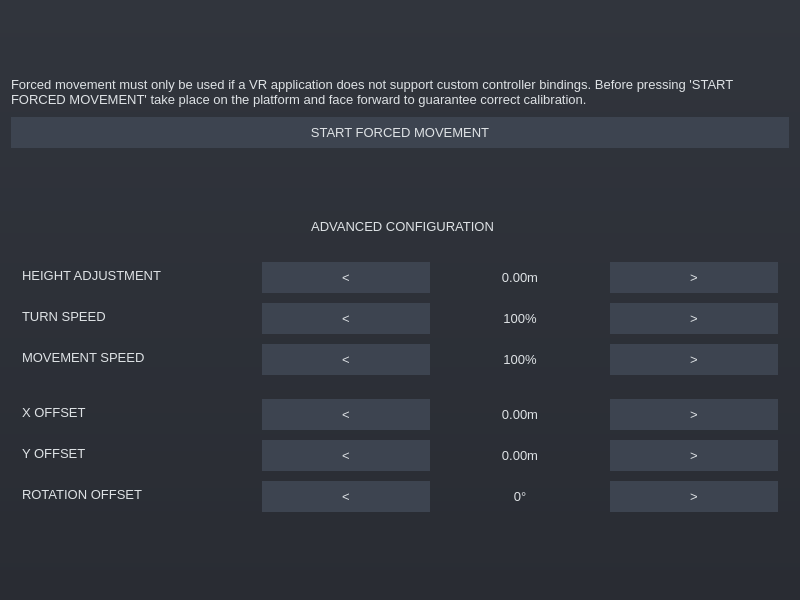
Qt form overlay/src/RolliVROverlayWidget.ui (henriheimann/rollivr) before a commit.
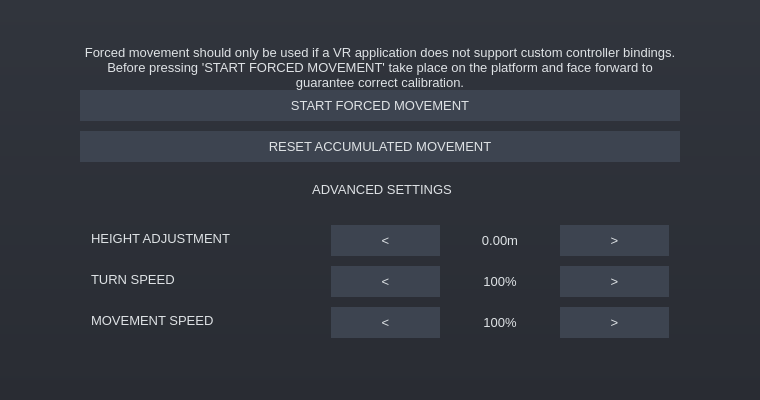
The same form after that commit.

Commit message:
Add a button to reset the accumulated movement (fixes #6)
Also removes unnecessary advanced settings and reimplements copying of the application files to the output directory for running the application directly from the build directory without prior installation.

What changed in the file:
```diff
--- a/overlay/src/RolliVROverlayWidget.ui
+++ b/overlay/src/RolliVROverlayWidget.ui
@@ -6,14 +6,14 @@
    <rect>
     <x>0</x>
     <y>0</y>
-    <width>800</width>
-    <height>600</height>
+    <width>760</width>
+    <height>400</height>
    </rect>
   </property>
   <property name="minimumSize">
    <size>
     <width>760</width>
-    <height>460</height>
+    <height>400</height>
    </size>
   </property>
   <property name="windowTitle">
@@ -63,7 +63,28 @@
 	color: #dee2e5;
 }</string>
   </property>
-  <layout class="QVBoxLayout" name="verticalLayout">
+  <layout class="QHBoxLayout" name="horizontalLayout">
+   <property name="spacing">
+    <number>0</number>
+   </property>
+   <item>
+    <spacer name="horizontalSpacer">
+     <property name="orientation">
+      <enum>Qt::Horizontal</enum>
+     </property>
+     <property name="sizeHint" stdset="0">
+      <size>
+       <width>40</width>
+       <height>20</height>
+      </size>
+     </property>
+    </spacer>
+   </item>
+   <item>
+    <layout class="QVBoxLayout" name="mainVerticalLayout">
+     <property name="spacing">
+      <number>0</number>
+     </property>
    <item>
     <spacer name="verticalSpacer_3">
      <property name="orientation">
@@ -72,13 +93,19 @@
      <property name="sizeHint" stdset="0">
       <size>
        <width>20</width>
-       <height>40</height>
+         <height>20</height>
       </size>
      </property>
     </spacer>
    </item>
    <item>
     <widget class="QLabel" name="startInfoLabel">
+       <property name="minimumSize">
+        <size>
+         <width>600</width>
+         <height>0</height>
+        </size>
+       </property>
      <property name="font">
       <font>
        <pointsize>10</pointsize>
@@ -89,10 +116,10 @@
       </font>
      </property>
      <property name="text">
-      <string>Forced movement must only be used if a VR application does not support custom controller bindings. Before pressing 'START FORCED MOVEMENT' take place on the platform and face forward to guarantee correct calibration.</string>
+        <string>Forced movement should only be used if a VR application does not support custom controller bindings. Before pressing 'START FORCED MOVEMENT' take place on the platform and face forward to guarantee correct calibration.</string>
      </property>
      <property name="alignment">
-      <set>Qt::AlignLeading|Qt::AlignLeft|Qt::AlignVCenter</set>
+        <set>Qt::AlignCenter</set>
      </property>
      <property name="wordWrap">
       <bool>true</bool>
@@ -102,22 +129,6 @@
      </property>
     </widget>
    </item>
-   <item>
-    <spacer name="verticalSpacer_6">
-     <property name="orientation">
-      <enum>Qt::Vertical</enum>
-     </property>
-     <property name="sizeType">
-      <enum>QSizePolicy::Fixed</enum>
-     </property>
-     <property name="sizeHint" stdset="0">
-      <size>
-       <width>20</width>
-       <height>4</height>
-      </size>
-     </property>
-    </spacer>
-   </item>
    <item>
     <widget class="QPushButton" name="startStopPushButton">
      <property name="text">
@@ -126,14 +137,64 @@
     </widget>
    </item>
    <item>
+      <spacer name="verticalSpacer_2">
+       <property name="orientation">
+        <enum>Qt::Vertical</enum>
+       </property>
+       <property name="sizeType">
+        <enum>QSizePolicy::Fixed</enum>
+       </property>
+       <property name="sizeHint" stdset="0">
+        <size>
+         <width>20</width>
+         <height>10</height>
+        </size>
+       </property>
+      </spacer>
+     </item>
+     <item>
+      <widget class="QWidget" name="hiddenWhileNotRunningWidget" native="true">
+       <property name="minimumSize">
+        <size>
+         <width>600</width>
+         <height>0</height>
+        </size>
+       </property>
+       <layout class="QVBoxLayout" name="notRunningHiddenVerticalLayout">
+        <property name="spacing">
+         <number>0</number>
+        </property>
+        <property name="leftMargin">
+         <number>0</number>
+        </property>
+        <property name="topMargin">
+         <number>0</number>
+        </property>
+        <property name="rightMargin">
+         <number>0</number>
+        </property>
+        <property name="bottomMargin">
+         <number>0</number>
+        </property>
+        <item>
+         <widget class="QPushButton" name="resetPushButton">
+          <property name="text">
+           <string>RESET ACCUMULATED MOVEMENT</string>
+          </property>
+         </widget>
+        </item>
+        <item>
     <spacer name="verticalSpacer_4">
      <property name="orientation">
       <enum>Qt::Vertical</enum>
      </property>
+          <property name="sizeType">
+           <enum>QSizePolicy::Fixed</enum>
+          </property>
      <property name="sizeHint" stdset="0">
       <size>
        <width>20</width>
-       <height>40</height>
+            <height>20</height>
       </size>
      </property>
     </spacer>
@@ -141,7 +202,7 @@
    <item>
     <widget class="QGroupBox" name="advancedConfigurationGroupBox">
      <property name="title">
-      <string>ADVANCED CONFIGURATION</string>
+           <string>ADVANCED SETTINGS</string>
      </property>
      <layout class="QVBoxLayout" name="verticalLayout_2">
       <property name="spacing">
@@ -155,110 +216,21 @@
         <property name="verticalSpacing">
          <number>10</number>
         </property>
-        <item row="5" column="0">
-         <widget class="QLabel" name="formXOffsetLabel">
-          <property name="text">
-           <string>X OFFSET</string>
-          </property>
-         </widget>
-        </item>
-        <item row="5" column="1">
-         <layout class="QHBoxLayout" name="horizontalLayout_6">
-          <item>
-           <widget class="QPushButton" name="decrementXOffsetPushButton">
-            <property name="text">
-             <string>&lt;</string>
-            </property>
-           </widget>
-          </item>
-          <item>
-           <widget class="QLabel" name="xOffsetLabel">
-            <property name="text">
-             <string>0.00m</string>
-            </property>
-            <property name="alignment">
-             <set>Qt::AlignCenter</set>
-            </property>
-           </widget>
-          </item>
-          <item>
-           <widget class="QPushButton" name="incrementXOffsetPushButton">
-            <property name="text">
-             <string>&gt;</string>
-            </property>
-           </widget>
-          </item>
-         </layout>
-        </item>
-        <item row="6" column="0">
-         <widget class="QLabel" name="formYOffsetLabel">
-          <property name="text">
-           <string>Y OFFSET</string>
-          </property>
-         </widget>
-        </item>
-        <item row="6" column="1">
-         <layout class="QHBoxLayout" name="horizontalLayout_7">
-          <item>
-           <widget class="QPushButton" name="decrementYOffsetPushButton">
-            <property name="text">
-             <string>&lt;</string>
-            </property>
-           </widget>
-          </item>
-          <item>
-           <widget class="QLabel" name="yOffsetLabel">
-            <property name="text">
-             <string>0.00m</string>
-            </property>
-            <property name="alignment">
-             <set>Qt::AlignCenter</set>
-            </property>
-           </widget>
-          </item>
-          <item>
-           <widget class="QPushButton" name="incrementYOffsetPushButton">
-            <property name="text">
-             <string>&gt;</string>
-            </property>
-           </widget>
-          </item>
-         </layout>
-        </item>
-        <item row="7" column="0">
-         <widget class="QLabel" name="formRotationOffsetLabel">
-          <property name="text">
-           <string>ROTATION OFFSET</string>
-          </property>
-         </widget>
-        </item>
-        <item row="7" column="1">
-         <layout class="QHBoxLayout" name="horizontalLayout_5">
-          <item>
-           <widget class="QPushButton" name="decrementRotationOffsetPushButton">
-            <property name="text">
-             <string>&lt;</string>
-            </property>
-           </widget>
-          </item>
-          <item>
-           <widget class="QLabel" name="rotationOffsetLabel">
-            <property name="text">
-             <string>0°</string>
-            </property>
-            <property name="alignment">
-             <set>Qt::AlignCenter</set>
-            </property>
-           </widget>
-          </item>
-          <item>
-           <widget class="QPushButton" name="incrementRotationOffsetPushButton">
-            <property name="text">
-             <string>&gt;</string>
-            </property>
-           </widget>
-          </item>
-         </layout>
+             <item row="0" column="1">
+              <spacer name="verticalSpacer_5">
+               <property name="orientation">
+                <enum>Qt::Vertical</enum>
+               </property>
+               <property name="sizeType">
+                <enum>QSizePolicy::Fixed</enum>
+               </property>
+               <property name="sizeHint" stdset="0">
+                <size>
+                 <width>20</width>
+                 <height>22</height>
+                </size>
+               </property>
+              </spacer>
         </item>
         <item row="1" column="0">
          <widget class="QLabel" name="formHeightOffsetLabel">
@@ -377,39 +349,10 @@
           </item>
          </layout>
         </item>
-        <item row="4" column="1">
-         <spacer name="verticalSpacer_2">
-          <property name="orientation">
-           <enum>Qt::Vertical</enum>
-          </property>
-          <property name="sizeType">
-           <enum>QSizePolicy::Fixed</enum>
-          </property>
-          <property name="sizeHint" stdset="0">
-           <size>
-            <width>20</width>
-            <height>4</height>
-           </size>
-          </property>
-         </spacer>
-        </item>
-        <item row="0" column="1">
-         <spacer name="verticalSpacer_5">
-          <property name="orientation">
-           <enum>Qt::Vertical</enum>
-          </property>
-          <property name="sizeType">
-           <enum>QSizePolicy::Fixed</enum>
-          </property>
-          <property name="sizeHint" stdset="0">
-           <size>
-            <width>20</width>
-            <height>22</height>
-           </size>
-          </property>
-         </spacer>
-        </item>
-       </layout>
+            </layout>
+           </item>
+          </layout>
+         </widget>
       </item>
      </layout>
     </widget>
@@ -423,6 +366,21 @@
       <size>
        <width>20</width>
        <height>40</height>
+        </size>
+       </property>
+      </spacer>
+     </item>
+    </layout>
+   </item>
+   <item>
+    <spacer name="horizontalSpacer_2">
+     <property name="orientation">
+      <enum>Qt::Horizontal</enum>
+     </property>
+     <property name="sizeHint" stdset="0">
+      <size>
+       <width>40</width>
+       <height>20</height>
       </size>
      </property>
     </spacer>
```
Left out of the diff: 28 changed lines with no effect on the pictures. Lines whose indentation alone changed are shown as unchanged. The commit also changes 5 other files.
